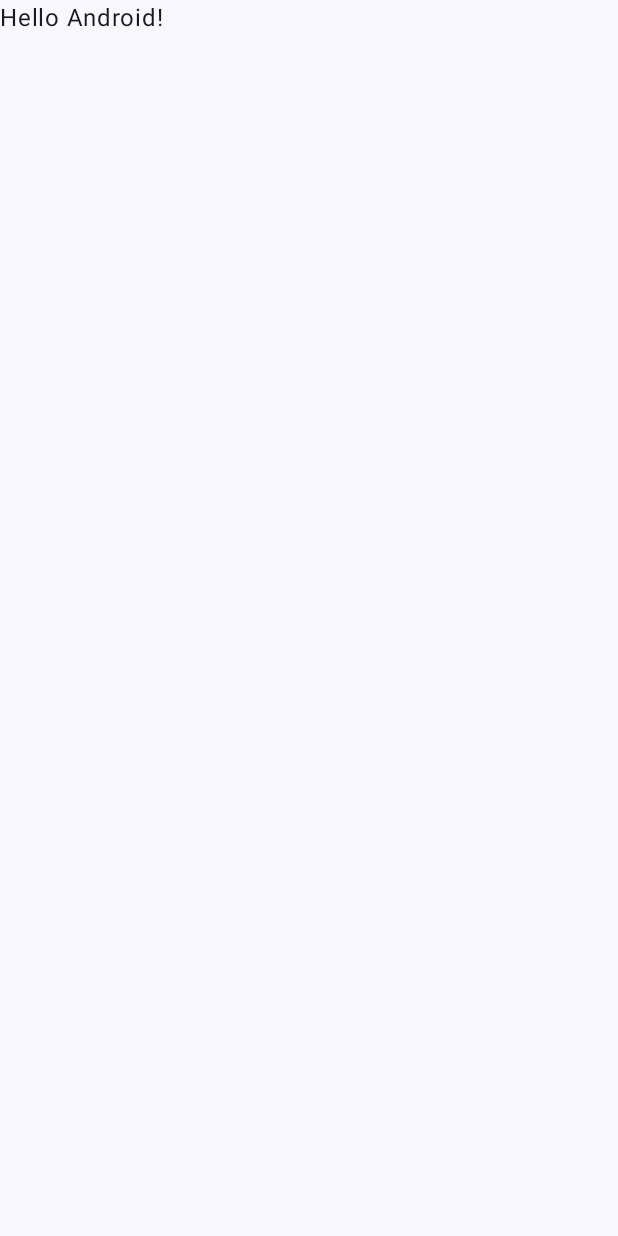
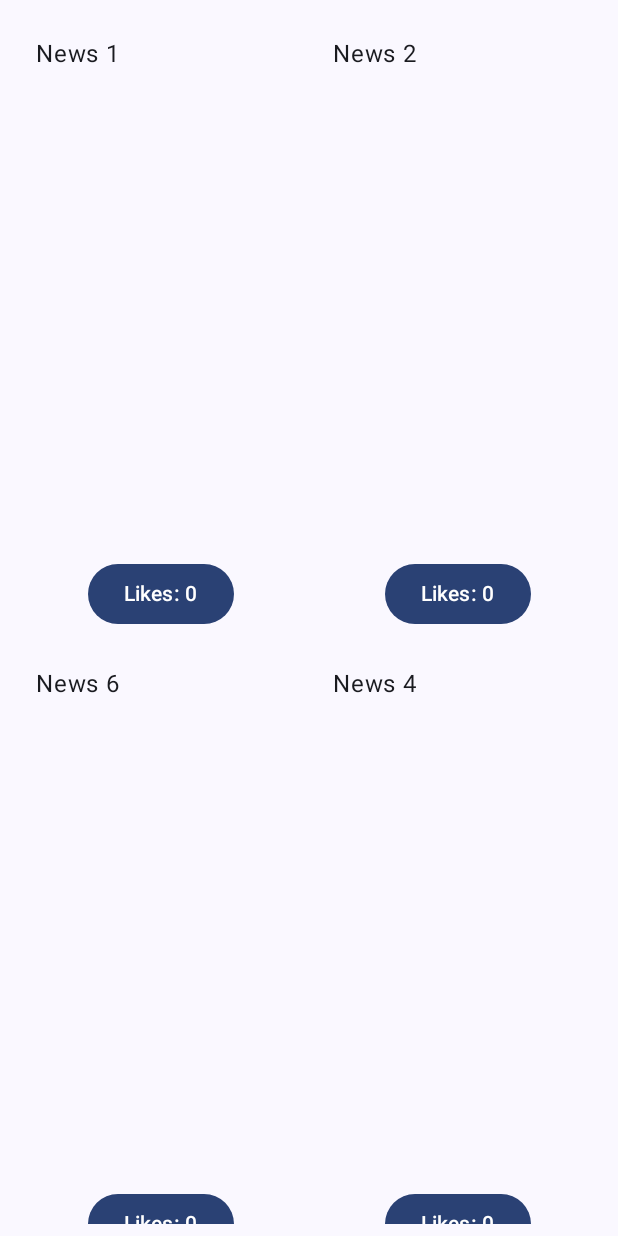
Before and after one commit to Dalerrro/AstronomicalDiary, an Android app built with Jetpack Compose: the screen it shows after launch (MainActivity), on a phone screen of 412 x 824 dp. Before the commit the screen is almost empty. Run offline under Robolectric (Android 15) with nearby library versions, the phone set to English and light mode, and no system bars.

Commit message:
Add news view and button

```diff
--- a/app/src/main/java/com/example/startapp/MainActivity.kt
+++ b/app/src/main/java/com/example/startapp/MainActivity.kt
@@ -3,45 +3,24 @@ package com.example.startapp
 import android.os.Bundle
 import androidx.activity.ComponentActivity
 import androidx.activity.compose.setContent
-import androidx.activity.enableEdgeToEdge
 import androidx.compose.foundation.layout.fillMaxSize
-import androidx.compose.foundation.layout.padding
-import androidx.compose.material3.Scaffold
-import androidx.compose.material3.Text
-import androidx.compose.runtime.Composable
+import androidx.compose.material3.MaterialTheme
+import androidx.compose.material3.Surface
 import androidx.compose.ui.Modifier
-import androidx.compose.ui.tooling.preview.Preview
 import com.example.startapp.ui.theme.StartAppTheme
 
 class MainActivity : ComponentActivity() {
     override fun onCreate(savedInstanceState: Bundle?) {
         super.onCreate(savedInstanceState)
-        enableEdgeToEdge()
         setContent {
             StartAppTheme {
-                Scaffold(modifier = Modifier.fillMaxSize()) { innerPadding ->
-                    Greeting(
-                        name = "Android",
-                        modifier = Modifier.padding(innerPadding)
-                    )
+                Surface(
+                    modifier = Modifier.fillMaxSize(),
+                    color = MaterialTheme.colorScheme.background
+                ) {
+                    NewsScreen()
                 }
             }
         }
     }
 }
-
-@Composable
-fun Greeting(name: String, modifier: Modifier = Modifier) {
-    Text(
-        text = "Hello $name!",
-        modifier = modifier
-    )
-}
-
-@Preview(showBackground = true)
-@Composable
-fun GreetingPreview() {
-    StartAppTheme {
-        Greeting("Android")
-    }
-}
--- a/app/src/main/java/com/example/startapp/News.kt
+++ b/app/src/main/java/com/example/startapp/News.kt
@@ -6,7 +6,7 @@ data class News (
     var likes: Int = 0
 )
 
-private val newsList = listOf(
+val newsList = listOf(
     News(1, "News 1"),
     News(2, "News 2"),
     News(3, "News 3"),
--- /dev/null
+++ b/app/src/main/java/com/example/startapp/NewsScreen.kt
@@ -0,0 +1,81 @@
+package com.example.startapp
+
+import androidx.compose.foundation.ExperimentalFoundationApi
+import androidx.compose.foundation.layout.*
+import androidx.compose.foundation.lazy.grid.GridCells
+import androidx.compose.foundation.lazy.grid.LazyVerticalGrid
+import androidx.compose.material3.Button
+import androidx.compose.material3.Text
+import androidx.compose.runtime.*
+import androidx.compose.ui.Alignment
+import androidx.compose.ui.Modifier
+import androidx.compose.ui.unit.dp
+import kotlinx.coroutines.delay
+
+@OptIn(ExperimentalFoundationApi::class)
+@Composable
+fun NewsScreen() {
+    val currentNews = remember { mutableStateListOf<News>() }
+
+    LaunchedEffect(Unit) {
+        currentNews.addAll(newsList.shuffled().take(4))
+    }
+
+    LaunchedEffect(Unit) {
+        while (true) {
+            delay(5000)
+
+            val indexToReplace = (0 until currentNews.size).random()
+
+
+            val availableNews = newsList.filter { it !in currentNews }
+            if (availableNews.isNotEmpty()) {
+                val newNews = availableNews.random()
+
+                currentNews[indexToReplace] = newNews
+            }
+        }
+    }
+
+    LazyVerticalGrid(
+        columns = GridCells.Fixed(2),
+        modifier = Modifier
+            .fillMaxSize()
+            .padding(8.dp)
+    ) {
+        items(currentNews.size) { index ->
+            NewsItem(news = currentNews[index])
+        }
+    }
+}
+
+@Composable
+fun NewsItem(news: News) {
+
+    Column(
+        modifier = Modifier
+            .fillMaxWidth()
+            .height(420.dp)
+            .padding(8.dp),
+        verticalArrangement = Arrangement.SpaceBetween
+    ) {
+        Text(
+            text = news.content,
+            modifier = Modifier
+                .weight(1f)
+                .padding(8.dp)
+        )
+
+
+        var likes by remember { mutableStateOf(news.likes) }
+        Button(
+            onClick = {
+                likes++
+                news.likes = likes
+            },
+            modifier = Modifier.align(Alignment.CenterHorizontally)
+        ) {
+            Text(text = "Likes: $likes")
+        }
+    }
+}
```
